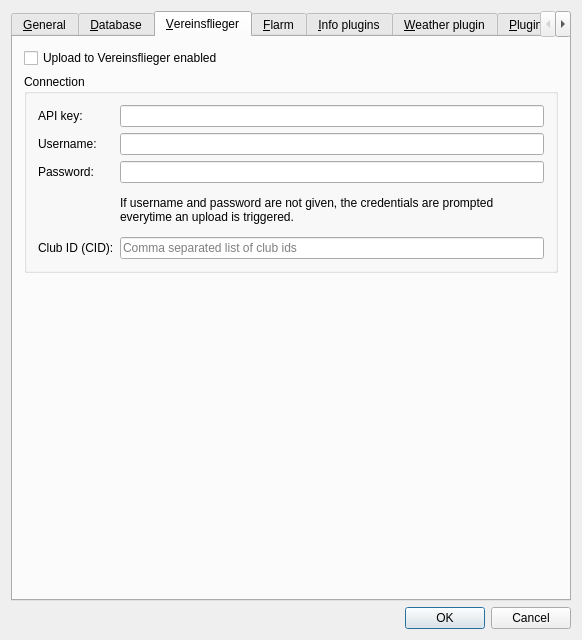
Before: the Qt Designer form src/gui/windows/SettingsWindow.ui in Akaflieg/startkladde, drawn with Qt 5.
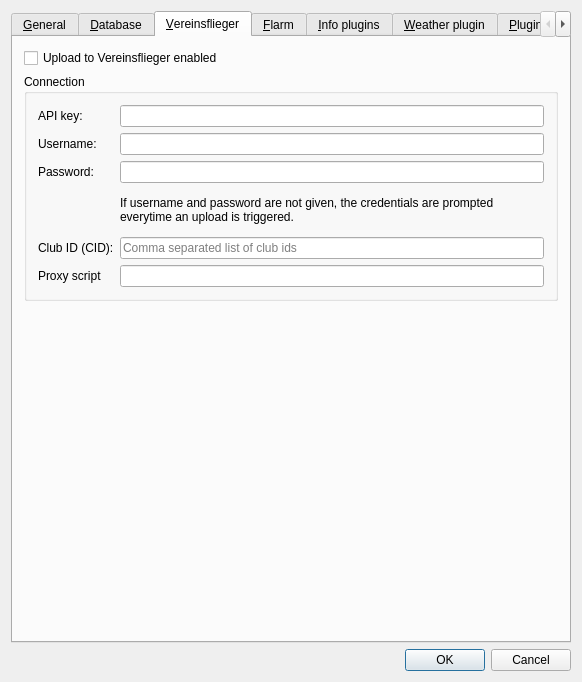
After: the same form once the commit is applied. Custom widgets are drawn as their Qt base class.

Commit message: proxy script

What changed in the file:
```diff
--- a/src/gui/windows/SettingsWindow.ui
+++ b/src/gui/windows/SettingsWindow.ui
@@ -7,7 +7,7 @@
     <x>0</x>
     <y>0</y>
     <width>582</width>
-    <height>624</height>
+    <height>682</height>
    </rect>
   </property>
   <property name="windowTitle">
@@ -574,6 +574,20 @@
             </property>
            </widget>
           </item>
+          <item row="5" column="0">
+           <widget class="QLabel" name="label_9">
+            <property name="text">
+             <string>Proxy script</string>
+            </property>
+           </widget>
+          </item>
+          <item row="5" column="1">
+           <widget class="QLineEdit" name="vfProxyScriptInput">
+            <property name="toolTip">
+             <string>&lt;html&gt;&lt;head/&gt;&lt;body&gt;&lt;p&gt;If you specify a proxy script, the list flights to be uploaded is piped to the script in JSON format before upload. The STDOUT response of the script is read and used as data for upload. Note: The script is a bare metal program launch and does not take place within a shell. So specify '/usr/bin/python3 /usr/bin/myscript.py' rather than '/usr/bin/myscript.py'. It is highly recommended to use absolute paths only.&lt;/p&gt;&lt;/body&gt;&lt;/html&gt;</string>
+            </property>
+           </widget>
+          </item>
          </layout>
         </widget>
        </item>
```
Left out of the diff: 2 changed lines with no effect on the pictures. The commit also changes 13 other files.
